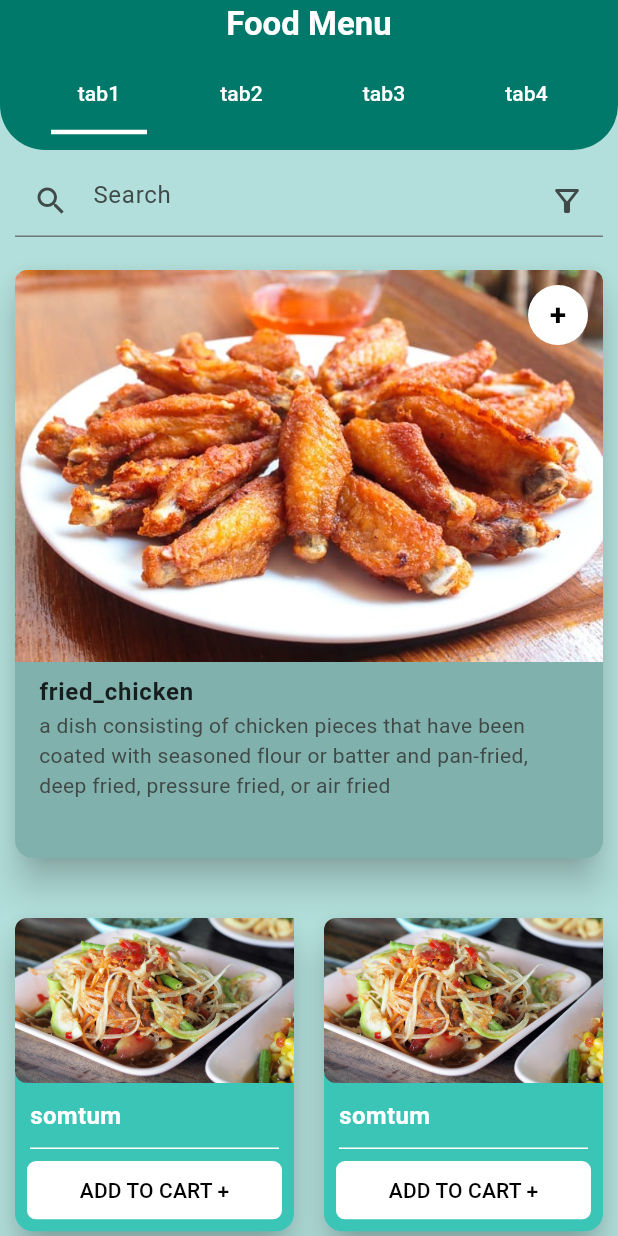
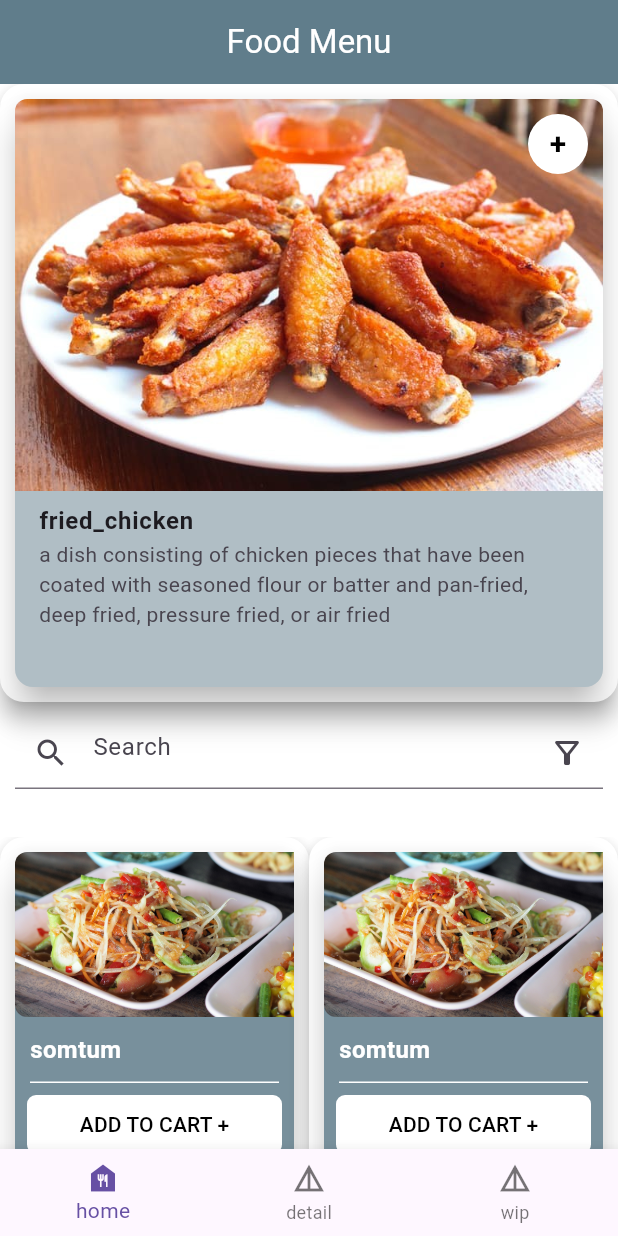
Before and after one commit to XEFF09/flutter-list, a Flutter app: the screen it shows after launch, after a tap on "ADD TO CART +", on a phone screen of 412 x 824 dp. Run offline on Flutter 3.47's test engine with Material 3 defaults, Android fonts, the phone set to English and light mode, and no system bars.

Commit message:
add: usable navbar

```diff
--- /dev/null
+++ b/lib/FoodMenu.dart
@@ -0,0 +1,14 @@
+class FoodMenu {
+
+  final String foodName;
+  final String foodDescription;
+  final String foodImage;
+  final double foodCost;
+
+  const FoodMenu({
+    required this.foodName,
+    required this.foodDescription,
+    required this.foodImage,
+    required this.foodCost,
+  });
+}
--- a/lib/components/FoodCard.dart
+++ /dev/null
@@ -1,144 +0,0 @@
-import 'package:flutter/material.dart';
-
-class FoodCard extends StatelessWidget {
-
-  final String foodName;
-  final String foodDescription;
-  final String foodImage;
-
-  const FoodCard({
-    super.key,
-    required this.foodName,
-    required this.foodDescription,
-    required this.foodImage
-  });
-
-  @override
-  Widget build(BuildContext context) {
-    return Card(
-      elevation: 10,
-      color: Color.fromARGB(255, 129, 177, 172),
-      margin: const EdgeInsets.all(10.0),
-      child: Stack(
-        children: [
-          Column(
-            children: [
-              ClipRRect(
-                borderRadius: const BorderRadius.vertical(
-                  top: Radius.circular(8.0),
-                ),
-                child: Image.asset(
-                  'assets/images/$foodImage',
-                  fit: BoxFit.fitWidth,
-                ),
-              ),
-              ListTile(
-                title: Text(
-                  foodName,
-                  style: const TextStyle(
-                    fontWeight: FontWeight.bold,
-                    fontSize: 16,
-                  ),
-                ),
-                subtitle: Text(foodDescription),
-              ),
-            ],
-          ),
-          Positioned(
-            right: 10,
-            top: 10,
-            child: ClipOval(
-              child: Material(
-                color: Colors.white, // Button background color
-                child: InkWell(
-                  onTap: () {},
-                  child: const SizedBox(
-                    width: 40, // Adjust the width as needed
-                    height: 40, // Adjust the height as needed
-                    child: Center(
-                      child: Text('+',
-                        style: TextStyle(
-                          fontWeight: FontWeight.bold,
-                          fontSize: 20,
-                          color: Colors.black, // Button text color
-                        ),
-                      ),
-                    ),
-                  ),
-                ),
-              ),
-            ),
-          ),
-        ],
-      ),
-    );
-  }
-
-  Widget lgCard(BuildContext context) {
-    return build(context);
-  }
-
-  Widget smCard(BuildContext context) {
-    return Card(
-      color: Color.fromARGB(255, 59, 197, 183),
-      elevation: 10,
-      margin: const EdgeInsets.all(10.0),
-      child: Column(
-        children: [
-          ClipRRect(
-            borderRadius: const BorderRadius.horizontal(
-              left: Radius.circular(8.0),
-            ),
-            child: Image.asset(
-              'assets/images/$foodImage',
-              fit: BoxFit.cover,
-              height: 110,
-            ),
-          ),
-          Expanded(
-            child: Column(
-              crossAxisAlignment: CrossAxisAlignment.start,
-              children: [
-                Container(
-                  padding: const EdgeInsets.all(10.0),
-                  child: Text(
-                    foodName,
-                    style: const TextStyle(
-                        fontWeight: FontWeight.bold,
-                        fontSize: 16,
-                        color: Colors.white),
-                  ),
-                ),
-                const Divider(
-                  color: Colors.white,
-                  height: 1,
-                  indent: 10,
-                  endIndent: 10,
-                ),
-                Expanded(
-                  child: ButtonBar(
-                    children: [
-                      TextButton(
-                        onPressed: () {},
-                        style: TextButton.styleFrom(
-                          foregroundColor: Colors.black,
-                          backgroundColor: Colors.white,
-                          minimumSize: const Size(250, 0),
-                          shape: const RoundedRectangleBorder(
-                            borderRadius:
-                                BorderRadius.all(Radius.circular(6.0)),
-                          ),
-                        ),
-                        child: const Text('ADD TO CART +'),
-                      ),
-                    ],
-                  ),
-                )
-              ],
-            ),
-          ),
-        ],
-      ),
-    );
-  }
-}
--- /dev/null
+++ b/lib/components/FoodCardLg.dart
@@ -0,0 +1,81 @@
+import 'package:flutter/material.dart';
+import '../FoodMenu.dart';
+
+class FoodCardLg extends StatelessWidget {
+
+  final FoodMenu foodMenu;
+  final Function(int index, FoodMenu currFood) onChangePage;
+
+  const FoodCardLg({
+    super.key,
+    required this.foodMenu,
+    required this.onChangePage
+  });
+
+  @override
+  Widget build(BuildContext context) {
+    return FloatingActionButton(
+      backgroundColor: Colors.white,
+      onPressed: () {
+        onChangePage(1, foodMenu);
+      },
+      child: Card(
+        elevation: 10,
+        color: Colors.blueGrey[200],
+        margin: const EdgeInsets.all(10.0),
+        child: Stack(
+          children: [
+            Column(
+              children: [
+                ClipRRect(
+                  borderRadius: const BorderRadius.vertical(
+                    top: Radius.circular(8.0),
+                  ),
+                  child: Image.asset(
+                    'assets/images/${foodMenu.foodImage}',
+                    fit: BoxFit.fitWidth,
+                  ),
+                ),
+                ListTile(
+                  title: Text(
+                    foodMenu.foodName,
+                    style: const TextStyle(
+                      fontWeight: FontWeight.bold,
+                      fontSize: 16,
+                    ),
+                  ),
+                  subtitle: Text(foodMenu.foodDescription),
+                ),
+              ],
+            ),
+            Positioned(
+              right: 10,
+              top: 10,
+              child: ClipOval(
+                child: Material(
+                  color: Colors.white,
+                  child: InkWell(
+                    onTap: () {},
+                    child: const SizedBox(
+                      width: 40,
+                      height: 40,
+                      child: Center(
+                        child: Text('+',
+                          style: TextStyle(
+                            fontWeight: FontWeight.bold,
+                            fontSize: 20,
+                            color: Colors.black,
+                          ),
+                        ),
+                      ),
+                    ),
+                  ),
+                ),
+              ),
+            ),
+          ],
+        ),
+      ),
+    );
+  }
+}
--- /dev/null
+++ b/lib/components/FoodCardSm.dart
@@ -0,0 +1,85 @@
+import 'package:flutter/material.dart';
+import 'package:week3/FoodMenu.dart';
+
+class FoodCardSm extends StatelessWidget {
+
+  final FoodMenu foodMenu;
+  final Function(int index, FoodMenu currMenu) onChangePage;
+
+  const FoodCardSm({
+    super.key,
+    required this.foodMenu,
+    required this.onChangePage
+  });
+
+  @override
+  Widget build(BuildContext context) {
+    return FloatingActionButton(
+      onPressed: () {
+        onChangePage(1, foodMenu);
+      },
+      backgroundColor: Colors.white,
+      child: Card(
+      color: Colors.blueGrey[400],
+      elevation: 10,
+      margin: const EdgeInsets.all(10.0),
+      child: Column(
+        children: [
+          ClipRRect(
+            borderRadius: const BorderRadius.horizontal(
+              left: Radius.circular(8.0),
+            ),
+            child: Image.asset(
+              'assets/images/${foodMenu.foodImage}',
+              fit: BoxFit.cover,
+              height: 110,
+            ),
+          ),
+          Expanded(
+            child: Column(
+              crossAxisAlignment: CrossAxisAlignment.start,
+              children: [
+                Container(
+                  padding: const EdgeInsets.all(10.0),
+                  child: Text(
+                    foodMenu.foodName,
+                    style: const TextStyle(
+                        fontWeight: FontWeight.bold,
+                        fontSize: 16,
+                        color: Colors.white),
+                  ),
+                ),
+                const Divider(
+                  color: Colors.white,
+                  height: 1,
+                  indent: 10,
+                  endIndent: 10,
+                ),
+                Expanded(
+                  child: ButtonBar(
+                    children: [
+                      TextButton(
+                        onPressed: () {},
+                        style: TextButton.styleFrom(
+                          foregroundColor: Colors.black,
+                          backgroundColor: Colors.white,
+                          minimumSize: const Size(250, 0),
+                          shape: const RoundedRectangleBorder(
+                            borderRadius:
+                                BorderRadius.all(Radius.circular(6.0)),
+                          ),
+                        ),
+                        child: const Text('ADD TO CART +'),
+                      ),
+                    ],
+                  ),
+                )
+              ],
+            ),
+          ),
+        ],
+      ),
+    ),
+    );
+  }
+}
--- a/lib/components/NavTab.dart
+++ b/lib/components/NavTab.dart
@@ -1,46 +1,83 @@
 import 'package:flutter/material.dart';
+import '../pages/HomePage.dart';
+import '../pages/Page2.dart';
+import '../pages/Page3.dart';
+import '../FoodMenu.dart';
 
-class NavTab extends StatelessWidget {
-  final String tabName;
-  final bool selected;
+class NavTab extends StatefulWidget {
 
   const NavTab({
-    Key? key,
-    required this.tabName,
-    this.selected = false,
-  }): super(key: key);
+    super.key,
+  });
+
+  @override
+  State<NavTab> createState() => _NavTabState();
+}
+
+
+class _NavTabState extends State<NavTab> {
+
+  int indexTab = 0;
+  FoodMenu initFood = const FoodMenu(
+    foodName: 'fried_chicken',
+    foodDescription: 'a dish consisting of chicken pieces that have been coated with seasoned flour or batter and pan-fried, deep fried, pressure fried, or air fried',
+    foodImage: 'fried_chicken.jpg',
+    foodCost: 15
+  );
 
   @override
   Widget build(BuildContext context) {
-    return Expanded(
-      child: Container(
-        margin: const EdgeInsets.only(right: 5, left: 5),
-        child: ButtonBar(
-          children: [
-            Container(
-              decoration: BoxDecoration(
-                border: selected?
-                const Border(
-                  bottom: BorderSide(color: Colors.white, width: 3),
-                ): const Border(
-                  bottom: BorderSide(color: Colors.transparent, width: 3),
-                ),
-              ),
-              child: TextButton(
-                onPressed: () {},
-                style: TextButton.styleFrom(
-                  foregroundColor: Colors.white,
-                  shape: const RoundedRectangleBorder(
-                    borderRadius: BorderRadius.all(Radius.circular(6.0)),
-                  ),
-                ),
-                child: Text(tabName,
-                  overflow: TextOverflow.ellipsis,
-                ),
+
+    List<Widget> pages = [
+      HomePage(
+        onChangePage: (index, currFood) => setState(() {
+          initFood = currFood;
+          indexTab = index;
+        })
+      ),
+
+      Page2(
+        foodMenu: initFood
+      ),
+
+      Page3(
+        foodMenu: initFood
+      ),
+    ];
+
+    return MaterialApp(
+      home: DefaultTabController(
+        length: 3,
+        child: Scaffold(
+        extendBodyBehindAppBar: true,
+        appBar: AppBar(
+
+          title: const Center(
+            child: Text('Food Menu',
+              style: TextStyle(
+                color: Colors.white
               ),
             ),
+          ),
+          backgroundColor: Colors.blueGrey,
+
+        ),
+        body: Center(
+          child: pages[indexTab],
+        ),
+        bottomNavigationBar: BottomNavigationBar(
+          items: const [
+              BottomNavigationBarItem(icon: Icon(Icons.food_bank_sharp), label: 'home'),
+              BottomNavigationBarItem(icon: Icon(Icons.details), label: 'detail'),
+              BottomNavigationBarItem(icon: Icon(Icons.details), label: 'wip'),
+
           ],
-        )
+          onTap: (value) => setState(() {
+              indexTab = value;
+            }),
+          currentIndex: indexTab,
+        ),
+      ),
       ),
     );
   }
--- a/lib/main.dart
+++ b/lib/main.dart
@@ -1,7 +1,5 @@
 import 'package:flutter/material.dart';
-import 'components/FoodCard.dart';
 import 'components/NavTab.dart';
-import 'components/SearchBarApp.dart';
 
 void main() {
   runApp(const MyApp());
@@ -15,7 +13,7 @@ class MyApp extends StatelessWidget {
     return MaterialApp(
       title: 'Food Menu Demo',
       theme: ThemeData(
-        colorScheme: ColorScheme.fromSeed(seedColor: Colors.teal),
+        colorScheme: ColorScheme.fromSeed(seedColor: Colors.blueGrey),
         useMaterial3: true,
       ),
       home: const MyHomePage(
@@ -34,77 +32,7 @@ class MyHomePage extends StatelessWidget {
   Widget build(BuildContext context) {
 
     return Container(
-      child: Scaffold(
-        extendBodyBehindAppBar: true,
-        appBar: AppBar(
-          toolbarHeight: 100,
-          title: Container(
-            child: Column(
-              children: [
-                Text(title,
-                  style: const TextStyle(color: Colors.white, fontWeight: FontWeight.bold),
-                ),
-                const Row(
-                  mainAxisAlignment: MainAxisAlignment.spaceEvenly,
-                  children: [
-                    NavTab(tabName: 'tab1', selected: true,),
-                    NavTab(tabName: 'tab2'),
-                    NavTab(tabName: 'tab3'),
-                    NavTab(tabName: 'tab4'),
-                  ],
-                ),
-              ],
-            ),
-          ),
-          backgroundColor: Colors.teal[700],
-          shape: const RoundedRectangleBorder(
-            borderRadius: BorderRadius.vertical(
-              bottom: Radius.circular(30),
-            ),
-          ),
-        ),
-        body: Container(
-          color: Colors.teal[100],
-          child: Column(
-            children: [
-              Expanded(
-                child: GridView.count(
-                  crossAxisCount: 1,
-                  children: [
-                    Stack(
-                      children: [
-                        const SearchBarApp(),
-                        Transform.translate(offset: const Offset(0, 70),
-                          child: const FoodCard(
-                            foodName: 'fried_chicken',
-                            foodDescription: 'a dish consisting of chicken pieces that have been coated with seasoned flour or batter and pan-fried, deep fried, pressure fried, or air fried',
-                            foodImage: 'fried_chicken.jpg',
-                          ).lgCard(context),
-                        )
-                      ],
-                    ),
-
-                    Container(
-                      margin: const EdgeInsets.only(top: 90),
-                      child: GridView.count(
-                      crossAxisCount: 2,
-                      childAspectRatio: 0.9,
-                      children: List<Widget>.generate(10, (i) =>
-                        const FoodCard(
-                          foodName: 'somtum',
-                          foodDescription: "a Thai papaya salad. Don't confuse Thai salads with the boring leafy salads the rest of the world enjoys.",
-                          foodImage: 'somtum.jpg',
-                        ).smCard(context),
-                      )
-                    )
-                    )
-                  ]
-                )
-              )
-            ],
-          ),
-        )
-      )
+      child: const NavTab()
     );
   }
 }
--- /dev/null
+++ b/lib/pages/HomePage.dart
@@ -0,0 +1,74 @@
+import 'package:flutter/material.dart';
+import '../components/FoodCardLg.dart';
+import '../components/SearchBarApp.dart';
+import '../FoodMenu.dart';
+import '../components/FoodCardSm.dart';
+
+class HomePage extends StatelessWidget {
+
+  final Function(int index, FoodMenu currFood) onChangePage;
+
+  const HomePage({
+    super.key,
+    required this.onChangePage,
+  });
+
+  @override
+  Widget build(BuildContext context) {
+
+    const FoodMenu mainFood = FoodMenu(
+      foodName: 'fried_chicken',
+      foodDescription: 'a dish consisting of chicken pieces that have been coated with seasoned flour or batter and pan-fried, deep fried, pressure fried, or air fried',
+      foodImage: 'fried_chicken.jpg',
+      foodCost: 15
+    );
+
+    const FoodMenu subFood = FoodMenu(
+      foodName: 'somtum',
+      foodDescription: "a Thai papaya salad. Don't confuse Thai salads with the boring leafy salads the rest of the world enjoys.",
+      foodImage: 'somtum.jpg',
+      foodCost: 30
+    );
+
+    return Container(
+      color: Colors.white,
+      child: Column(
+        children: [
+          Expanded(
+            child: GridView.count(
+              crossAxisCount: 1,
+              children: [
+                FoodCardLg(
+                  foodMenu: mainFood,
+                  onChangePage: onChangePage,
+                ),
+
+                Stack(
+                  children: [
+
+                    const SearchBarApp(),
+                    Transform.translate(offset: const Offset(0, 70),),
+
+                    Container(
+                      margin: const EdgeInsets.only(top: 90),
+                      child: GridView.count(
+                        crossAxisCount: 2,
+                        childAspectRatio: 0.9,
+                        children: List<Widget>.generate(10, (i) =>
+                          FoodCardSm(
+                            foodMenu: subFood,
+                            onChangePage: onChangePage,
+                          )
+                        )
+                      )
+                    )
+                  ],
+                )
+              ]
+            )
+          )
+        ],
+      ),
+    );
+  }
+}
```
Also changed, not shown: lib/pages/Page2.dart (added, +125 -0 lines), lib/pages/Page3.dart (added, +17 -0 lines), 3 other files.
